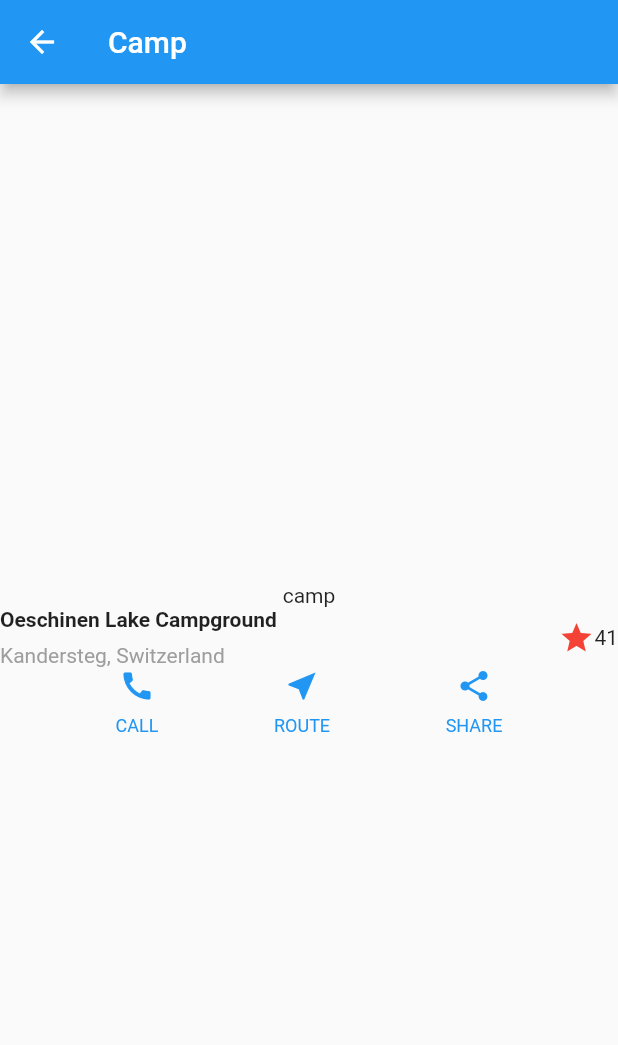
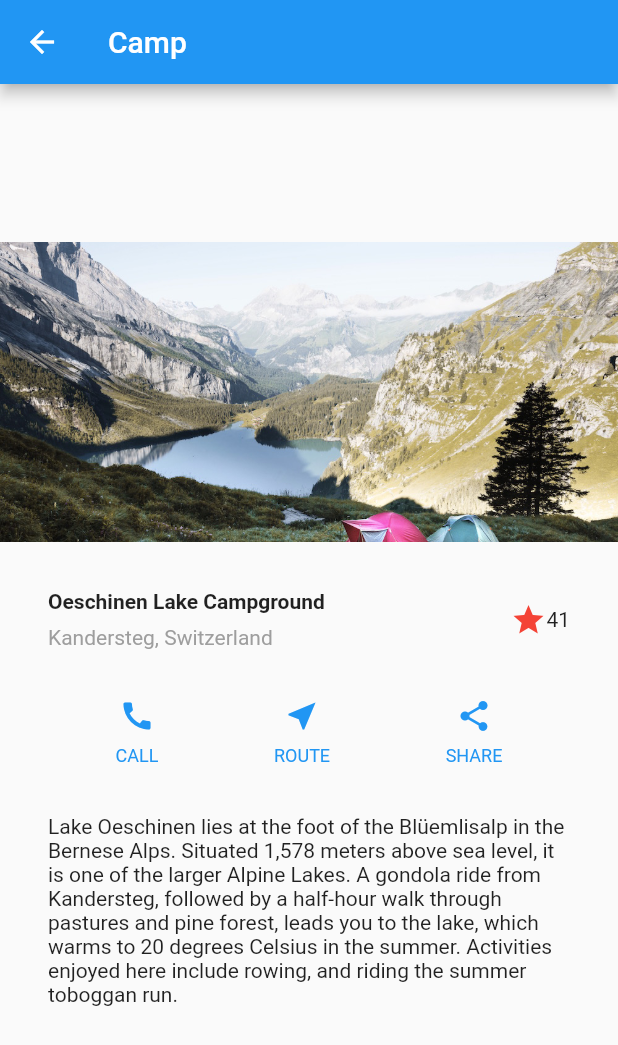
Before and after one commit to adwd/friendly_chat, a Flutter app: the Camp screen opened by its route, on a phone screen of 412 x 824 dp. Shown: the top 1045 px of the screen. Run offline on Flutter 3.47's test engine with Material 2 defaults, Android fonts, the phone set to English and light mode, and no system bars.

Commit message:
camp is done

```diff
--- a/lib/camp/camp.dart
+++ b/lib/camp/camp.dart
@@ -1,7 +1,9 @@
 import 'package:flutter/material.dart';
 
+import 'package:friendly_chat/camp/image_section.dart';
 import 'package:friendly_chat/camp/title_section.dart';
 import 'package:friendly_chat/camp/button_section.dart';
+import 'package:friendly_chat/camp/text_section.dart';
 
 class Camp extends StatelessWidget {
   @override
@@ -16,9 +18,10 @@ class Camp extends StatelessWidget {
           mainAxisAlignment: MainAxisAlignment.center,
           crossAxisAlignment: CrossAxisAlignment.center,
           children: <Widget>[
-            new Text("camp"),
+            new ImageSection(),
             new TitleSection(),
             new ButtonSection(),
+            new TextSection(),
           ],
         ));
   }
--- /dev/null
+++ b/lib/camp/image_section.dart
@@ -0,0 +1,13 @@
+import 'package:flutter/material.dart';
+
+class ImageSection extends StatelessWidget {
+  @override
+  Widget build(BuildContext context) {
+    return new Image.asset(
+        'images/lake.jpg',
+        height: 200.0,
+        width: 600.0,
+        fit: BoxFit.cover
+      );
+  }
+}
--- /dev/null
+++ b/lib/camp/text_section.dart
@@ -0,0 +1,15 @@
+import 'package:flutter/material.dart';
+
+class TextSection extends StatelessWidget {
+  @override
+  Widget build(BuildContext context) {
+    return new Container(
+      padding: const EdgeInsets.all(32.0),
+      child: new Text(text, softWrap: true),
+    );
+  }
+}
+
+const text = '''
+Lake Oeschinen lies at the foot of the Blüemlisalp in the Bernese Alps. Situated 1,578 meters above sea level, it is one of the larger Alpine Lakes. A gondola ride from Kandersteg, followed by a half-hour walk through pastures and pine forest, leads you to the lake, which warms to 20 degrees Celsius in the summer. Activities enjoyed here include rowing, and riding the summer toboggan run.
+''';
--- a/lib/camp/title_section.dart
+++ b/lib/camp/title_section.dart
@@ -3,7 +3,9 @@ import 'package:flutter/material.dart';
 class TitleSection extends StatelessWidget {
   @override
   Widget build(BuildContext context) {
-    return new Row(
+    return new Container(
+      padding: const EdgeInsets.all(32.0),
+      child: new Row(
         children: <Widget>[
           new Expanded(
             child: new Column(
@@ -29,6 +31,7 @@ class TitleSection extends StatelessWidget {
           ),
           new Text("41"),
         ],
+      ),
     );
   }
 }
--- a/pubspec.yaml
+++ b/pubspec.yaml
@@ -27,7 +27,7 @@ flutter:
 
   # To add assets to your application, add an assets section, like this:
   assets:
-    - images/lake.jpeg
+    - images/lake.jpg
   #  - images/a_dot_ham.jpeg
 
   # An image asset can refer to one or more resolution-specific "variants", see
```
Lines whose indentation alone changed are shown as unchanged.
